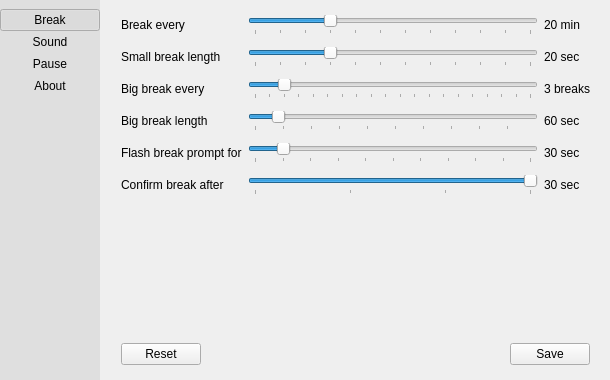
Above: src/pref-window.ui from AllanChain/sane-break before the change. Below: the same form after it.
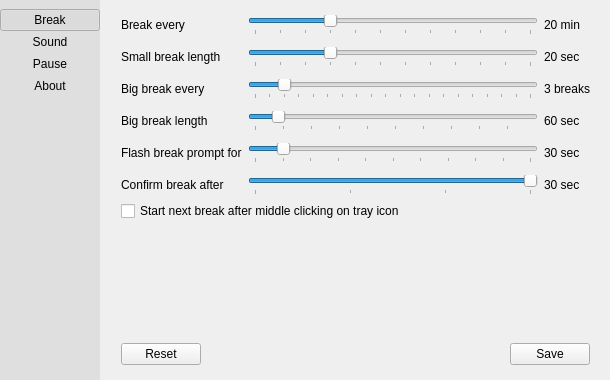
That is the form after the change. Icons and pictures are not drawn. Custom widgets are drawn as their Qt base class.

Commit message: quickly start next break after middle click

Diff of the .ui file:
```diff
--- a/src/pref-window.ui
+++ b/src/pref-window.ui
@@ -441,6 +441,13 @@
            </item>
           </layout>
          </item>
+         <item>
+          <widget class="QCheckBox" name="breakOnMidClick">
+           <property name="text">
+            <string>Start next break after middle clicking on tray icon</string>
+           </property>
+          </widget>
+         </item>
          <item>
           <spacer name="verticalSpacer_2">
            <property name="orientation">
```
The commit also changes 5 other files.
